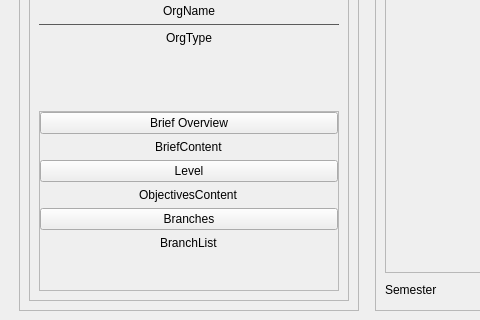
ziminni/master-route-navigation, file frontend/ui/Organization/org_main.ui: the form before one commit; both pictures show x 0 to 480 and y 480 to 800 of the 1200 by 800 pixel window.
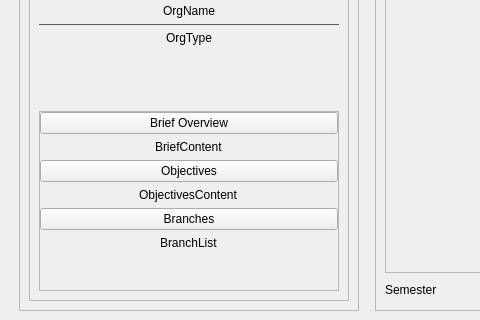
The form after the commit. The open tabs and pages were chosen to show the change. Icons and pictures are not drawn.

```diff
--- a/frontend/ui/Organization/org_main.ui
+++ b/frontend/ui/Organization/org_main.ui
@@ -1065,7 +1065,7 @@
 </string>
                      </property>
                      <property name="text">
-                      <string>Level</string>
+                      <string>Objectives</string>
                      </property>
                     </widget>
                    </item>
```
Left out of the diff: 2 changed lines with no effect on the pictures.
